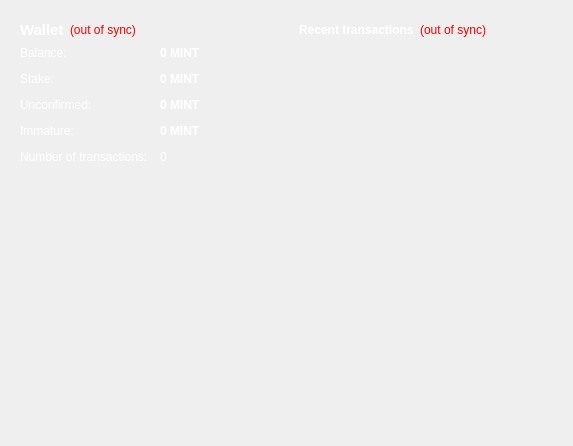
Old version of the form src/qt/forms/overviewpage.ui in the repository kumacoinproject/kumacoin.
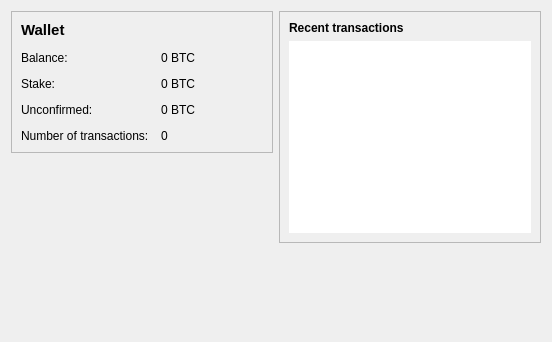
New version of the form. Icons and pictures are not drawn.

```diff
--- a/src/qt/forms/overviewpage.ui
+++ b/src/qt/forms/overviewpage.ui
@@ -6,7 +6,7 @@
    <rect>
     <x>0</x>
     <y>0</y>
-    <width>573</width>
+    <width>552</width>
     <height>342</height>
    </rect>
   </property>
@@ -18,61 +18,12 @@
     <layout class="QVBoxLayout" name="verticalLayout_2">
      <item>
       <widget class="QFrame" name="frame">
-       <property name="styleSheet">
-        <string notr="true">color:#ffffff;</string>
+       <property name="frameShape">
+        <enum>QFrame::StyledPanel</enum>
        </property>
        <property name="frameShadow">
-        <enum>QFrame::Plain</enum>
+        <enum>QFrame::Raised</enum>
        </property>
-       <layout class="QVBoxLayout" name="verticalLayout_4">
-        <item>
-         <layout class="QHBoxLayout" name="horizontalLayout_4">
-          <item>
-           <widget class="QLabel" name="label_5">
-            <property name="font">
-             <font>
-              <pointsize>11</pointsize>
-              <weight>75</weight>
-              <bold>true</bold>
-             </font>
-            </property>
-            <property name="text">
-             <string>Wallet</string>
-            </property>
-           </widget>
-          </item>
-          <item>
-           <widget class="QLabel" name="labelWalletStatus">
-            <property name="toolTip">
-             <string>The displayed information may be out of date. Your wallet automatically synchronizes with the MintCoin network after a connection is established, but this process has not completed yet.</string>
-            </property>
-            <property name="styleSheet">
-             <string notr="true">QLabel { color: red; }</string>
-            </property>
-            <property name="text">
-             <string notr="true">(out of sync)</string>
-            </property>
-            <property name="alignment">
-             <set>Qt::AlignLeading|Qt::AlignLeft|Qt::AlignVCenter</set>
-            </property>
-           </widget>
-          </item>
-          <item>
-           <spacer name="horizontalSpacer_2">
-            <property name="orientation">
-             <enum>Qt::Horizontal</enum>
-            </property>
-            <property name="sizeHint" stdset="0">
-             <size>
-              <width>40</width>
-              <height>20</height>
-             </size>
-            </property>
-           </spacer>
-          </item>
-         </layout>
-        </item>
-        <item>
          <layout class="QFormLayout" name="formLayout_2">
           <property name="fieldGrowthPolicy">
            <enum>QFormLayout::AllNonFixedFieldsGrow</enum>
@@ -83,105 +34,67 @@
           <property name="verticalSpacing">
            <number>12</number>
           </property>
-          <item row="0" column="0">
+        <item row="2" column="0">
            <widget class="QLabel" name="label">
             <property name="text">
              <string>Balance:</string>
             </property>
            </widget>
           </item>
-          <item row="0" column="1">
+        <item row="2" column="1">
            <widget class="QLabel" name="labelBalance">
-            <property name="font">
-             <font>
-              <weight>75</weight>
-              <bold>true</bold>
-             </font>
-            </property>
-            <property name="cursor">
-             <cursorShape>IBeamCursor</cursorShape>
-            </property>
-            <property name="toolTip">
-             <string>Your current balance</string>
-            </property>
             <property name="text">
-             <string notr="true">0 MINT</string>
-            </property>
-            <property name="textInteractionFlags">
-             <set>Qt::LinksAccessibleByMouse|Qt::TextSelectableByKeyboard|Qt::TextSelectableByMouse</set>
-            </property>
-           </widget>
-          </item>
-          <item row="1" column="0">
-           <widget class="QLabel" name="label_6">
+           <string notr="true">0 BTC</string>
+          </property>
+         </widget>
+        </item>
+        <item row="5" column="0">
+         <widget class="QLabel" name="label_2">
             <property name="text">
-             <string>Stake:</string>
+           <string>Number of transactions:</string>
             </property>
            </widget>
           </item>
-          <item row="1" column="1">
-           <widget class="QLabel" name="labelStake">
-            <property name="font">
-             <font>
-              <weight>75</weight>
-              <bold>true</bold>
-             </font>
-            </property>
-            <property name="cursor">
-             <cursorShape>IBeamCursor</cursorShape>
-            </property>
-            <property name="toolTip">
-             <string>Total of coins that was staked, and do not yet count toward the current balance</string>
-            </property>
+        <item row="5" column="1">
+         <widget class="QLabel" name="labelNumTransactions">
             <property name="text">
-             <string notr="true">0 MINT</string>
-            </property>
-            <property name="textInteractionFlags">
-             <set>Qt::LinksAccessibleByMouse|Qt::TextSelectableByKeyboard|Qt::TextSelectableByMouse</set>
-            </property>
-           </widget>
-          </item>
-          <item row="2" column="0">
+           <string>0</string>
+          </property>
+         </widget>
+        </item>
+        <item row="4" column="0">
            <widget class="QLabel" name="label_3">
             <property name="text">
              <string>Unconfirmed:</string>
             </property>
            </widget>
           </item>
-          <item row="2" column="1">
+        <item row="4" column="1">
            <widget class="QLabel" name="labelUnconfirmed">
-            <property name="font">
-             <font>
-              <weight>75</weight>
-              <bold>true</bold>
-             </font>
-            </property>
-            <property name="cursor">
-             <cursorShape>IBeamCursor</cursorShape>
-            </property>
-            <property name="toolTip">
-             <string>Total of transactions that have yet to be confirmed, and do not yet count toward the current balance</string>
-            </property>
             <property name="text">
-             <string notr="true">0 MINT</string>
-            </property>
-            <property name="textInteractionFlags">
-             <set>Qt::LinksAccessibleByMouse|Qt::TextSelectableByKeyboard|Qt::TextSelectableByMouse</set>
+           <string notr="true">0 BTC</string>
             </property>
            </widget>
           </item>
           <item row="3" column="0">
-           <widget class="QLabel" name="labelImmatureText">
+         <widget class="QLabel" name="label_6">
             <property name="text">
-             <string>Immature:</string>
+           <string>Stake:</string>
             </property>
            </widget>
           </item>
           <item row="3" column="1">
-           <widget class="QLabel" name="labelImmature">
+         <widget class="QLabel" name="labelStake">
+          <property name="text">
+           <string notr="true">0 BTC</string>
+          </property>
+         </widget>
+        </item>
+        <item row="1" column="0">
+         <widget class="QLabel" name="label_5">
             <property name="font">
              <font>
-              <weight>75</weight>
+            <pointsize>11</pointsize>
               <bold>true</bold>
              </font>
             </property>
@@ -189,31 +102,9 @@
              <string>Mined balance that has not yet matured</string>
             </property>
             <property name="text">
-             <string notr="true">0 MINT</string>
-            </property>
-            <property name="textInteractionFlags">
-             <set>Qt::LinksAccessibleByMouse|Qt::TextSelectableByKeyboard|Qt::TextSelectableByMouse</set>
-            </property>
-           </widget>
-          </item>
-          <item row="4" column="0">
-           <widget class="QLabel" name="label_2">
-            <property name="text">
-             <string>Number of transactions:</string>
-            </property>
-           </widget>
-          </item>
-          <item row="4" column="1">
-           <widget class="QLabel" name="labelNumTransactions">
-            <property name="toolTip">
-             <string>Total number of transactions in wallet</string>
-            </property>
-            <property name="text">
-             <string notr="true">0</string>
-            </property>
-           </widget>
-          </item>
-         </layout>
+           <string>Wallet</string>
+          </property>
+         </widget>
         </item>
        </layout>
       </widget>
@@ -231,32 +122,20 @@
        </property>
       </spacer>
      </item>
-     <item>
-      <widget class="QFrame" name="frame_3">
-       <property name="minimumSize">
-        <size>
-         <width>0</width>
-         <height>256</height>
-        </size>
-       </property>
-       <property name="styleSheet">
-        <string notr="true">background-image:url(:icons/probe256);background-repeat:none;background-position:bottom center;</string>
-       </property>
-      </widget>
-     </item>
     </layout>
    </item>
    <item>
     <layout class="QVBoxLayout" name="verticalLayout_3">
      <item>
       <widget class="QFrame" name="frame_2">
-       <property name="styleSheet">
-        <string notr="true">color:#ffffff;</string>
+       <property name="frameShape">
+        <enum>QFrame::StyledPanel</enum>
+       </property>
+       <property name="frameShadow">
+        <enum>QFrame::Raised</enum>
        </property>
        <layout class="QVBoxLayout" name="verticalLayout">
         <item>
-         <layout class="QHBoxLayout" name="horizontalLayout_2">
-          <item>
            <widget class="QLabel" name="label_4">
             <property name="text">
              <string>&lt;b&gt;Recent transactions&lt;/b&gt;</string>
@@ -264,41 +143,7 @@
            </widget>
           </item>
           <item>
-           <widget class="QLabel" name="labelTransactionsStatus">
-            <property name="toolTip">
-             <string>The displayed information may be out of date. Your wallet automatically synchronizes with the MintCoin network after a connection is established, but this process has not completed yet.</string>
-            </property>
-            <property name="styleSheet">
-             <string notr="true">QLabel { color: red; }</string>
-            </property>
-            <property name="text">
-             <string notr="true">(out of sync)</string>
-            </property>
-            <property name="alignment">
-             <set>Qt::AlignRight|Qt::AlignTrailing|Qt::AlignVCenter</set>
-            </property>
-           </widget>
-          </item>
-          <item>
-           <spacer name="horizontalSpacer">
-            <property name="orientation">
-             <enum>Qt::Horizontal</enum>
-            </property>
-            <property name="sizeHint" stdset="0">
-             <size>
-              <width>40</width>
-              <height>20</height>
-             </size>
-            </property>
-           </spacer>
-          </item>
-         </layout>
-        </item>
-        <item>
          <widget class="QListView" name="listTransactions">
-          <property name="styleSheet">
-           <string notr="true">QListView { background: transparent; }</string>
-          </property>
           <property name="frameShape">
            <enum>QFrame::NoFrame</enum>
           </property>
@@ -329,19 +174,6 @@
        </property>
       </spacer>
      </item>
-     <item>
-      <widget class="QFrame" name="frame_4">
-       <property name="minimumSize">
-        <size>
-         <width>0</width>
-         <height>86</height>
-        </size>
-       </property>
-       <property name="styleSheet">
-        <string notr="true">background-image:url(:/icons/probetext);background-repeat:none;background-position:bottom center;</string>
-       </property>
-      </widget>
-     </item>
     </layout>
    </item>
   </layout>
```
Left out of the diff: 10 changed lines with no effect on the pictures. Lines whose indentation alone changed are shown as unchanged.
